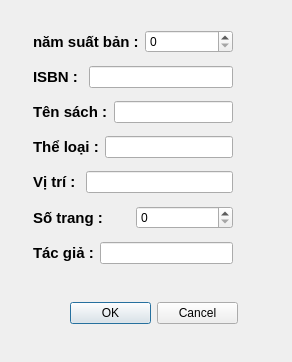
Above: librarymanage/themdausach.ui from DTTaze/Qt-Library-Management before the change. Below: the same form after it.
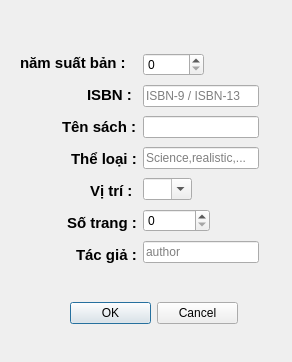
That is the form after the change.

```diff
--- a/librarymanage/themdausach.ui
+++ b/librarymanage/themdausach.ui
@@ -42,16 +42,16 @@
   <widget class="QWidget" name="layoutWidget">
    <property name="geometry">
     <rect>
-     <x>33</x>
-     <y>23</y>
-     <width>200</width>
-     <height>254</height>
+     <x>20</x>
+     <y>50</y>
+     <width>239</width>
+     <height>218</height>
     </rect>
    </property>
+   <layout class="QHBoxLayout" name="horizontalLayout_12">
+    <item>
    <layout class="QVBoxLayout" name="verticalLayout">
     <item>
-     <layout class="QHBoxLayout" name="horizontalLayout">
-      <item>
        <widget class="QLabel" name="label_5">
         <property name="styleSheet">
          <string notr="true">font-size: 15px;color:black;font-weight:700;</string>
@@ -62,16 +62,20 @@
        </widget>
       </item>
       <item>
-       <widget class="QSpinBox" name="spinBox_namsb">
-        <property name="maximum">
-         <number>10000</number>
-        </property>
-       </widget>
-      </item>
-     </layout>
-    </item>
-    <item>
      <layout class="QHBoxLayout" name="horizontalLayout_5">
+        <item>
+         <spacer name="horizontalSpacer_4">
+          <property name="orientation">
+           <enum>Qt::Orientation::Horizontal</enum>
+          </property>
+          <property name="sizeHint" stdset="0">
+           <size>
+            <width>40</width>
+            <height>20</height>
+           </size>
+          </property>
+         </spacer>
+        </item>
       <item>
        <widget class="QLabel" name="label">
         <property name="styleSheet">
@@ -82,13 +86,23 @@
         </property>
        </widget>
       </item>
-      <item>
-       <widget class="QLineEdit" name="lineEdit_ISBN"/>
-      </item>
      </layout>
     </item>
     <item>
-     <layout class="QHBoxLayout" name="horizontalLayout_6">
+       <layout class="QHBoxLayout" name="horizontalLayout_11">
+        <item>
+         <spacer name="horizontalSpacer_5">
+          <property name="orientation">
+           <enum>Qt::Orientation::Horizontal</enum>
+          </property>
+          <property name="sizeHint" stdset="0">
+           <size>
+            <width>40</width>
+            <height>20</height>
+           </size>
+          </property>
+         </spacer>
+        </item>
       <item>
        <widget class="QLabel" name="label_2">
         <property name="styleSheet">
@@ -99,13 +113,23 @@
         </property>
        </widget>
       </item>
-      <item>
-       <widget class="QLineEdit" name="lineEdit_tensach"/>
-      </item>
      </layout>
     </item>
     <item>
-     <layout class="QHBoxLayout" name="horizontalLayout_2">
+       <layout class="QHBoxLayout" name="horizontalLayout_10">
+        <item>
+         <spacer name="horizontalSpacer_6">
+          <property name="orientation">
+           <enum>Qt::Orientation::Horizontal</enum>
+          </property>
+          <property name="sizeHint" stdset="0">
+           <size>
+            <width>40</width>
+            <height>20</height>
+           </size>
+          </property>
+         </spacer>
+        </item>
       <item>
        <widget class="QLabel" name="label_6">
         <property name="styleSheet">
@@ -116,13 +140,23 @@
         </property>
        </widget>
       </item>
-      <item>
-       <widget class="QLineEdit" name="lineEdit_theloai"/>
-      </item>
      </layout>
     </item>
     <item>
-     <layout class="QHBoxLayout" name="horizontalLayout_3">
+       <layout class="QHBoxLayout" name="horizontalLayout_9">
+        <item>
+         <spacer name="horizontalSpacer_7">
+          <property name="orientation">
+           <enum>Qt::Orientation::Horizontal</enum>
+          </property>
+          <property name="sizeHint" stdset="0">
+           <size>
+            <width>40</width>
+            <height>20</height>
+           </size>
+          </property>
+         </spacer>
+        </item>
       <item>
        <widget class="QLabel" name="label_7">
         <property name="styleSheet">
@@ -133,13 +167,23 @@
         </property>
        </widget>
       </item>
-      <item>
-       <widget class="QLineEdit" name="lineEdit_vitri"/>
-      </item>
      </layout>
     </item>
     <item>
      <layout class="QHBoxLayout" name="horizontalLayout_7">
+        <item>
+         <spacer name="horizontalSpacer_8">
+          <property name="orientation">
+           <enum>Qt::Orientation::Horizontal</enum>
+          </property>
+          <property name="sizeHint" stdset="0">
+           <size>
+            <width>40</width>
+            <height>20</height>
+           </size>
+          </property>
+         </spacer>
+        </item>
       <item>
        <widget class="QLabel" name="label_3">
         <property name="styleSheet">
@@ -150,17 +194,23 @@
         </property>
        </widget>
       </item>
-      <item>
-       <widget class="QSpinBox" name="spinBox_sotrang">
-        <property name="maximum">
-         <number>100000</number>
-        </property>
-       </widget>
-      </item>
      </layout>
     </item>
     <item>
-     <layout class="QHBoxLayout" name="horizontalLayout_9">
+       <layout class="QHBoxLayout" name="horizontalLayout_6">
+        <item>
+         <spacer name="horizontalSpacer_9">
+          <property name="orientation">
+           <enum>Qt::Orientation::Horizontal</enum>
+          </property>
+          <property name="sizeHint" stdset="0">
+           <size>
+            <width>40</width>
+            <height>20</height>
+           </size>
+          </property>
+         </spacer>
+        </item>
       <item>
        <widget class="QLabel" name="label_4">
         <property name="styleSheet">
@@ -171,8 +221,247 @@
         </property>
        </widget>
       </item>
+       </layout>
+      </item>
+     </layout>
+    </item>
       <item>
-       <widget class="QLineEdit" name="lineEdit_tacgia"/>
+     <layout class="QVBoxLayout" name="verticalLayout_2">
+      <item>
+       <layout class="QHBoxLayout" name="horizontalLayout" stretch="5,5">
+        <item>
+         <widget class="QSpinBox" name="spinBox_namsb">
+          <property name="maximum">
+           <number>10000</number>
+          </property>
+         </widget>
+        </item>
+        <item>
+         <spacer name="horizontalSpacer">
+          <property name="orientation">
+           <enum>Qt::Orientation::Horizontal</enum>
+          </property>
+          <property name="sizeHint" stdset="0">
+           <size>
+            <width>40</width>
+            <height>20</height>
+           </size>
+          </property>
+         </spacer>
+        </item>
+       </layout>
+      </item>
+      <item>
+       <layout class="QHBoxLayout" name="horizontalLayout_2">
+        <item>
+         <widget class="QLineEdit" name="lineEdit_ISBN">
+          <property name="placeholderText">
+           <string>ISBN-9 / ISBN-13</string>
+          </property>
+         </widget>
+        </item>
+       </layout>
+      </item>
+      <item>
+       <widget class="QLineEdit" name="lineEdit_tensach"/>
+      </item>
+      <item>
+       <widget class="QLineEdit" name="lineEdit_theloai">
+        <property name="placeholderText">
+         <string>Science,realistic,...</string>
+        </property>
+       </widget>
+      </item>
+      <item>
+       <layout class="QHBoxLayout" name="horizontalLayout_3">
+        <item>
+         <widget class="QComboBox" name="comboBox_vitri">
+          <property name="acceptDrops">
+           <bool>true</bool>
+          </property>
+          <property name="editable">
+           <bool>true</bool>
+          </property>
+          <property name="placeholderText">
+           <string>A-Z</string>
+          </property>
+          <item>
+           <property name="text">
+            <string>A</string>
+           </property>
+          </item>
+          <item>
+           <property name="text">
+            <string>B</string>
+           </property>
+          </item>
+          <item>
+           <property name="text">
+            <string>C</string>
+           </property>
+          </item>
+          <item>
+           <property name="text">
+            <string>D</string>
+           </property>
+          </item>
+          <item>
+           <property name="text">
+            <string>E</string>
+           </property>
+          </item>
+          <item>
+           <property name="text">
+            <string>F</string>
+           </property>
+          </item>
+          <item>
+           <property name="text">
+            <string>G</string>
+           </property>
+          </item>
+          <item>
+           <property name="text">
+            <string>H</string>
+           </property>
+          </item>
+          <item>
+           <property name="text">
+            <string>I</string>
+           </property>
+          </item>
+          <item>
+           <property name="text">
+            <string>J</string>
+           </property>
+          </item>
+          <item>
+           <property name="text">
+            <string>K</string>
+           </property>
+          </item>
+          <item>
+           <property name="text">
+            <string>L</string>
+           </property>
+          </item>
+          <item>
+           <property name="text">
+            <string>M</string>
+           </property>
+          </item>
+          <item>
+           <property name="text">
+            <string>N</string>
+           </property>
+          </item>
+          <item>
+           <property name="text">
+            <string>O</string>
+           </property>
+          </item>
+          <item>
+           <property name="text">
+            <string>P</string>
+           </property>
+          </item>
+          <item>
+           <property name="text">
+            <string>Q</string>
+           </property>
+          </item>
+          <item>
+           <property name="text">
+            <string>R</string>
+           </property>
+          </item>
+          <item>
+           <property name="text">
+            <string>S</string>
+           </property>
+          </item>
+          <item>
+           <property name="text">
+            <string>T</string>
+           </property>
+          </item>
+          <item>
+           <property name="text">
+            <string>U</string>
+           </property>
+          </item>
+          <item>
+           <property name="text">
+            <string>V</string>
+           </property>
+          </item>
+          <item>
+           <property name="text">
+            <string>W</string>
+           </property>
+          </item>
+          <item>
+           <property name="text">
+            <string>X</string>
+           </property>
+          </item>
+          <item>
+           <property name="text">
+            <string>Y</string>
+           </property>
+          </item>
+          <item>
+           <property name="text">
+            <string>Z</string>
+           </property>
+          </item>
+         </widget>
+        </item>
+        <item>
+         <spacer name="horizontalSpacer_2">
+          <property name="orientation">
+           <enum>Qt::Orientation::Horizontal</enum>
+          </property>
+          <property name="sizeHint" stdset="0">
+           <size>
+            <width>40</width>
+            <height>20</height>
+           </size>
+          </property>
+         </spacer>
+        </item>
+       </layout>
+      </item>
+      <item>
+       <layout class="QHBoxLayout" name="horizontalLayout_4" stretch="5,5">
+        <item>
+         <widget class="QSpinBox" name="spinBox_sotrang">
+          <property name="maximum">
+           <number>100000</number>
+          </property>
+         </widget>
+        </item>
+        <item>
+         <spacer name="horizontalSpacer_3">
+          <property name="orientation">
+           <enum>Qt::Orientation::Horizontal</enum>
+          </property>
+          <property name="sizeHint" stdset="0">
+           <size>
+            <width>40</width>
+            <height>20</height>
+           </size>
+          </property>
+         </spacer>
+        </item>
+       </layout>
+      </item>
+      <item>
+       <widget class="QLineEdit" name="lineEdit_tacgia">
+        <property name="placeholderText">
+         <string>author</string>
+        </property>
+       </widget>
       </item>
      </layout>
     </item>
```
Left out of the diff: 1 changed line with no effect on the pictures. Lines whose indentation alone changed are shown as unchanged.
